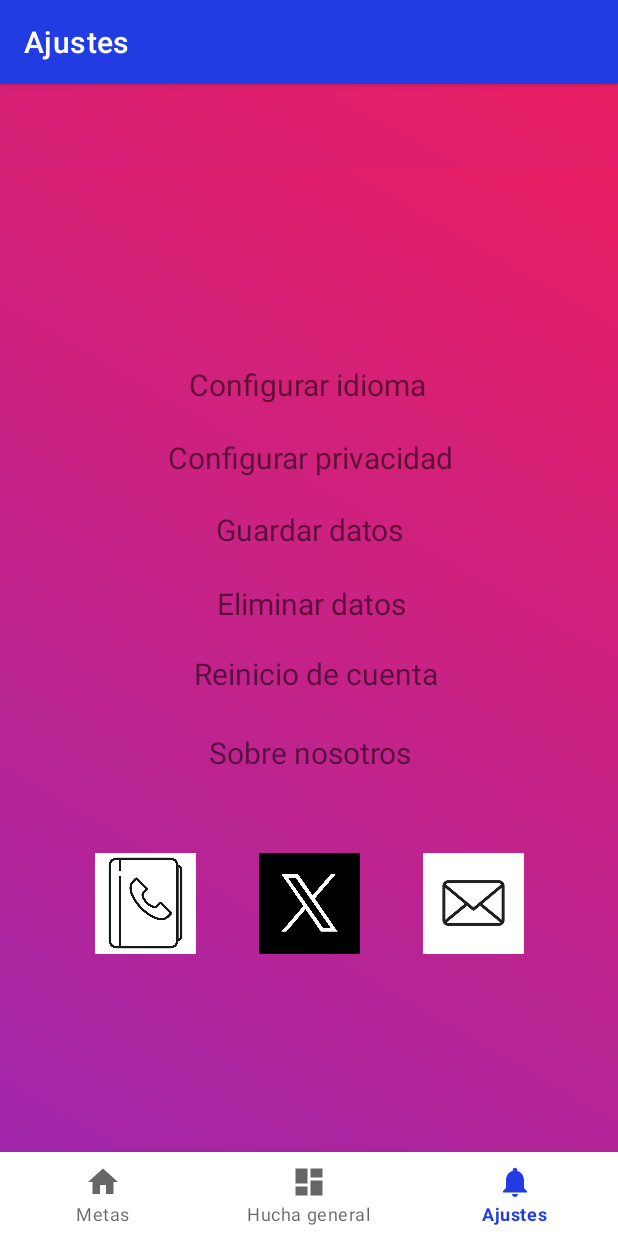
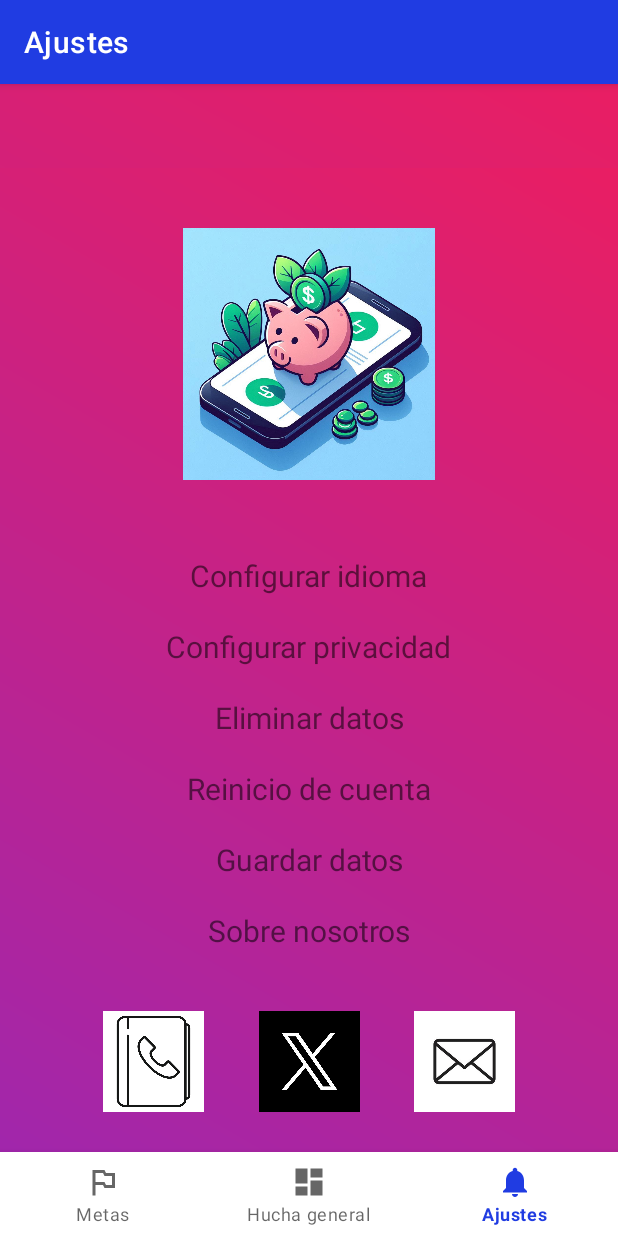
Before and after one commit to mariomontalvo93/Hucha_App, an Android app: the AjustesFragment screen opened through its navigation route, on a phone screen of 412 x 824 dp. Run offline under Robolectric (Android 15) with nearby library versions, the phone set to English and light mode, and no system bars; our stand-ins replace navigation-ui.

Commit message:
Mejorar elementos de la interfaz

```diff
--- /dev/null
+++ b/app/src/main/res/drawable/estilo_boton_busqueda.xml
@@ -0,0 +1,6 @@
+<?xml version="1.0" encoding="utf-8"?>
+<shape xmlns:android="http://schemas.android.com/apk/res/android">
+    <solid android:color="@color/white" />
+    <corners android:radius="8dp" />
+    <stroke android:width="1dp" android:color="@color/white" />
+</shape>
--- /dev/null
+++ b/app/src/main/res/drawable/ic_flag.xml
@@ -0,0 +1,5 @@
+<vector xmlns:android="http://schemas.android.com/apk/res/android" android:height="24dp" android:tint="#000000" android:viewportHeight="24" android:viewportWidth="24" android:width="24dp">
+
+    <path android:fillColor="@android:color/white" android:pathData="M14,6l-1,-2L5,4v17h2v-7h5l1,2h7L20,6h-6zM18,14h-4l-1,-2L7,12L7,6h5l1,2h5v6z"/>
+
+</vector>
--- /dev/null
+++ b/app/src/main/res/drawable/ic_search.xml
@@ -0,0 +1,5 @@
+<vector xmlns:android="http://schemas.android.com/apk/res/android" android:height="24dp" android:tint="#000000" android:viewportHeight="24" android:viewportWidth="24" android:width="24dp">
+
+    <path android:fillColor="@android:color/white" android:pathData="M15.5,14h-0.79l-0.28,-0.27C15.41,12.59 16,11.11 16,9.5 16,5.91 13.09,3 9.5,3S3,5.91 3,9.5 5.91,16 9.5,16c1.61,0 3.09,-0.59 4.23,-1.57l0.27,0.28v0.79l5,4.99L20.49,19l-4.99,-5zM9.5,14C7.01,14 5,11.99 5,9.5S7.01,5 9.5,5 14,7.01 14,9.5 11.99,14 9.5,14z"/>
+
+</vector>
--- a/app/src/main/res/layout/fragment_ajustes.xml
+++ b/app/src/main/res/layout/fragment_ajustes.xml
@@ -12,140 +12,117 @@
         android:layout_height="match_parent"
         android:background="@drawable/fondo"
         tools:context=".ui.ajustes.AjustesFragment"
-        tools:layout_editor_absoluteX="-185dp"
+        tools:layout_editor_absoluteX="0dp"
         tools:layout_editor_absoluteY="-16dp">
 
-        <TextView
-            android:id="@+id/text_notifications6"
-            android:layout_width="397dp"
-            android:layout_height="26dp"
-            android:layout_marginStart="8dp"
-            android:layout_marginTop="8dp"
-            android:layout_marginEnd="8dp"
-            android:text="Sobre nosotros"
-            android:textAlignment="center"
-            android:textSize="20sp"
-            app:layout_constraintBottom_toBottomOf="parent"
+        <ImageView
+            android:id="@+id/ivAjustes"
+            android:layout_width="168dp"
+            android:layout_height="168dp"
+            android:layout_marginTop="40dp"
             app:layout_constraintEnd_toEndOf="parent"
-            app:layout_constraintHorizontal_bias="0.0"
             app:layout_constraintStart_toStartOf="parent"
             app:layout_constraintTop_toTopOf="parent"
-            app:layout_constraintVertical_bias="0.543" />
+            app:srcCompat="@drawable/logo" />
 
         <TextView
-            android:id="@+id/text_notifications5"
-            android:layout_width="405dp"
-            android:layout_height="27dp"
-            android:layout_marginStart="8dp"
-            android:layout_marginTop="8dp"
-            android:layout_marginEnd="8dp"
-            android:text="Reinicio de cuenta"
-            android:textAlignment="center"
+            android:id="@+id/tv_configurar_idioma"
+            android:layout_width="wrap_content"
+            android:layout_height="wrap_content"
+            android:layout_marginTop="50dp"
+            android:text="Configurar idioma"
             android:textSize="20sp"
-            app:layout_constraintBottom_toBottomOf="parent"
             app:layout_constraintEnd_toEndOf="parent"
-            app:layout_constraintHorizontal_bias="0.0"
             app:layout_constraintStart_toStartOf="parent"
-            app:layout_constraintTop_toTopOf="parent"
-            app:layout_constraintVertical_bias="0.466" />
+            app:layout_constraintTop_toBottomOf="@+id/ivAjustes" />
 
         <TextView
-            android:id="@+id/text_notifications"
-            android:layout_width="416dp"
-            android:layout_height="29dp"
-            android:layout_marginStart="8dp"
-            android:layout_marginTop="8dp"
-            android:layout_marginEnd="8dp"
-            android:text="Configurar idioma"
-            android:textAlignment="center"
+            android:id="@+id/tv_config_privacidad"
+            android:layout_width="wrap_content"
+            android:layout_height="wrap_content"
+            android:layout_marginTop="20dp"
+            android:text="Configurar privacidad"
             android:textSize="20sp"
-            app:layout_constraintBottom_toBottomOf="parent"
             app:layout_constraintEnd_toEndOf="parent"
-            app:layout_constraintHorizontal_bias="0.619"
             app:layout_constraintStart_toStartOf="parent"
-            app:layout_constraintTop_toTopOf="parent"
-            app:layout_constraintVertical_bias="0.182" />
+            app:layout_constraintTop_toBottomOf="@+id/tv_configurar_idioma" />
 
         <TextView
-            android:id="@+id/text_notifications4"
-            android:layout_width="410dp"
-            android:layout_height="25dp"
-            android:layout_marginStart="8dp"
-            android:layout_marginTop="8dp"
-            android:layout_marginEnd="8dp"
+            android:id="@+id/tv_eliminar_datos"
+            android:layout_width="wrap_content"
+            android:layout_height="wrap_content"
             android:text="Eliminar datos"
-            android:textAlignment="center"
             android:textSize="20sp"
-            app:layout_constraintBottom_toBottomOf="parent"
+            android:layout_marginTop="20dp"
             app:layout_constraintEnd_toEndOf="parent"
-            app:layout_constraintHorizontal_bias="0.4"
             app:layout_constraintStart_toStartOf="parent"
-            app:layout_constraintTop_toTopOf="parent"
-            app:layout_constraintVertical_bias="0.396" />
+            app:layout_constraintTop_toBottomOf="@+id/tv_config_privacidad" />
 
         <TextView
-            android:id="@+id/text_notifications2"
-            android:layout_width="412dp"
-            android:layout_height="26dp"
-            android:layout_marginStart="8dp"
-            android:layout_marginTop="8dp"
-            android:layout_marginEnd="8dp"
-            android:text="Configurar privacidad"
-            android:textAlignment="center"
+            android:id="@+id/tv_reinicio_cuenta"
+            android:layout_width="wrap_content"
+            android:layout_height="wrap_content"
+            android:text="Reinicio de cuenta"
             android:textSize="20sp"
-            app:layout_constraintBottom_toBottomOf="parent"
+            android:layout_marginTop="20dp"
             app:layout_constraintEnd_toEndOf="parent"
-            app:layout_constraintHorizontal_bias="0.47"
             app:layout_constraintStart_toStartOf="parent"
-            app:layout_constraintTop_toTopOf="parent"
-            app:layout_constraintVertical_bias="0.253" />
-
-        <ImageView
-            android:id="@+id/imageView2"
-            android:layout_width="67dp"
-            android:layout_height="72dp"
-            android:layout_marginTop="52dp"
-            app:layout_constraintEnd_toEndOf="parent"
-            app:layout_constraintHorizontal_bias="0.819"
-            app:layout_constraintStart_toStartOf="parent"
-            app:layout_constraintTop_toBottomOf="@+id/text_notifications6"
-            app:srcCompat="@drawable/email"
-            tools:ignore="MissingConstraints" />
+            app:layout_constraintTop_toBottomOf="@+id/tv_eliminar_datos" />
 
         <TextView
-            android:id="@+id/text_notifications3"
-            android:layout_width="match_parent"
+            android:id="@+id/tv_guardarDatos"
+            android:layout_width="wrap_content"
             android:layout_height="wrap_content"
+            android:layout_marginTop="20dp"
             android:text="Guardar datos"
             android:textAlignment="center"
             android:textSize="20sp"
-            app:layout_constraintBottom_toBottomOf="parent"
-            app:layout_constraintTop_toTopOf="parent"
-            app:layout_constraintVertical_bias="0.332"
-            tools:layout_editor_absoluteX="0dp" />
+            app:layout_constraintEnd_toEndOf="parent"
+            app:layout_constraintStart_toStartOf="parent"
+            app:layout_constraintTop_toBottomOf="@+id/tv_reinicio_cuenta" />
+
+        <TextView
+            android:id="@+id/tv_sobrenosotros"
+            android:layout_width="wrap_content"
+            android:layout_height="wrap_content"
+            android:layout_marginTop="20dp"
+            android:text="Sobre nosotros"
+            android:textSize="20sp"
+            app:layout_constraintEnd_toEndOf="parent"
+            app:layout_constraintStart_toStartOf="parent"
+            app:layout_constraintTop_toBottomOf="@+id/tv_guardarDatos" />
 
         <ImageView
-            android:id="@+id/imageView"
+            android:id="@+id/ivContacto"
             android:layout_width="67dp"
-            android:layout_height="72dp"
-            android:layout_marginTop="52dp"
+            android:layout_height="67dp"
+            android:layout_marginTop="40dp"
+            app:layout_constraintEnd_toEndOf="parent"
+            app:layout_constraintHorizontal_bias="0.2"
+            app:layout_constraintStart_toStartOf="parent"
+            app:layout_constraintTop_toBottomOf="@+id/tv_sobrenosotros"
+            app:srcCompat="@drawable/phonebook" />
+
+        <ImageView
+            android:id="@+id/iv_twitter"
+            android:layout_width="67dp"
+            android:layout_height="67dp"
+            android:layout_marginTop="40dp"
             app:layout_constraintEnd_toEndOf="parent"
             app:layout_constraintStart_toStartOf="parent"
-            app:layout_constraintTop_toBottomOf="@+id/text_notifications6"
-            app:srcCompat="@drawable/tlogo"
-            tools:ignore="MissingConstraints" />
+            app:layout_constraintTop_toBottomOf="@+id/tv_sobrenosotros"
+            app:srcCompat="@drawable/tlogo" />
 
         <ImageView
-            android:id="@+id/imageView3"
+            android:id="@+id/iv_email"
             android:layout_width="67dp"
-            android:layout_height="72dp"
-            android:layout_marginTop="52dp"
+            android:layout_height="67dp"
+            android:layout_marginTop="40dp"
             app:layout_constraintEnd_toEndOf="parent"
-            app:layout_constraintHorizontal_bias="0.183"
+            app:layout_constraintHorizontal_bias="0.80"
             app:layout_constraintStart_toStartOf="parent"
-            app:layout_constraintTop_toBottomOf="@+id/text_notifications6"
-            app:srcCompat="@drawable/phonebook"
-            tools:ignore="MissingConstraints" />
+            app:layout_constraintTop_toBottomOf="@+id/tv_sobrenosotros"
+            app:srcCompat="@drawable/email" />
 
 
     </androidx.constraintlayout.widget.ConstraintLayout>
--- a/app/src/main/res/layout/fragment_home.xml
+++ b/app/src/main/res/layout/fragment_home.xml
@@ -23,14 +23,22 @@
 
     <EditText
         android:id="@+id/etBusqueda"
-        android:layout_width="wrap_content"
+        android:layout_width="0dp"
         android:layout_height="wrap_content"
-        android:ems="10"
+        android:layout_marginTop="15dp"
+        android:layout_marginHorizontal="16dp"
+        android:background="@drawable/estilo_boton_busqueda"
+        android:drawableStart="@drawable/ic_search"
+        android:drawablePadding="8dp"
+        android:hint="Buscar metas..."
+        android:padding="12dp"
+        android:textColor="@color/black"
+        android:textColorHint="@color/black"
+        android:textSize="16sp"
         android:inputType="text"
-        android:text="Name"
         app:layout_constraintEnd_toEndOf="parent"
         app:layout_constraintStart_toStartOf="parent"
-        app:layout_constraintTop_toTopOf="parent"/>
+        app:layout_constraintTop_toTopOf="parent" />
 
     <!-- Meta 1 -->
     <androidx.appcompat.widget.LinearLayoutCompat
--- a/app/src/main/res/menu/bottom_nav_menu.xml
+++ b/app/src/main/res/menu/bottom_nav_menu.xml
@@ -3,7 +3,7 @@
 
     <item
         android:id="@+id/navigation_home"
-        android:icon="@drawable/ic_home_black_24dp"
+        android:icon="@drawable/ic_flag"
         android:title="@string/title_home" />
 
     <item
```
